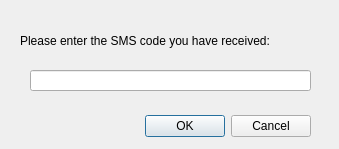
This is PySteamAuth/UIs/PhoneDialog.ui in PMArkive/PySteamAuth as Qt 5 draws it before an edit. The edited form follows.
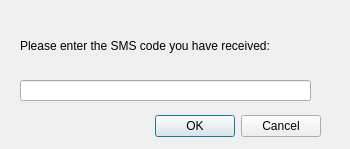
This is the edited form.

The edit to the form file:
```diff
--- a/PySteamAuth/UIs/PhoneDialog.ui
+++ b/PySteamAuth/UIs/PhoneDialog.ui
@@ -6,7 +6,7 @@
    <rect>
     <x>0</x>
     <y>0</y>
-    <width>339</width>
+    <width>350</width>
     <height>149</height>
    </rect>
   </property>
@@ -16,7 +16,7 @@
   <widget class="QDialogButtonBox" name="buttonBox">
    <property name="geometry">
     <rect>
-     <x>140</x>
+     <x>150</x>
      <y>110</y>
      <width>171</width>
      <height>32</height>
@@ -34,8 +34,8 @@
     <rect>
      <x>20</x>
      <y>20</y>
-     <width>301</width>
-     <height>41</height>
+     <width>311</width>
+     <height>51</height>
     </rect>
    </property>
    <property name="text">
@@ -45,9 +45,9 @@
   <widget class="QLineEdit" name="lineEdit">
    <property name="geometry">
     <rect>
-     <x>30</x>
-     <y>70</y>
-     <width>281</width>
+     <x>20</x>
+     <y>80</y>
+     <width>291</width>
      <height>21</height>
     </rect>
    </property>
```
